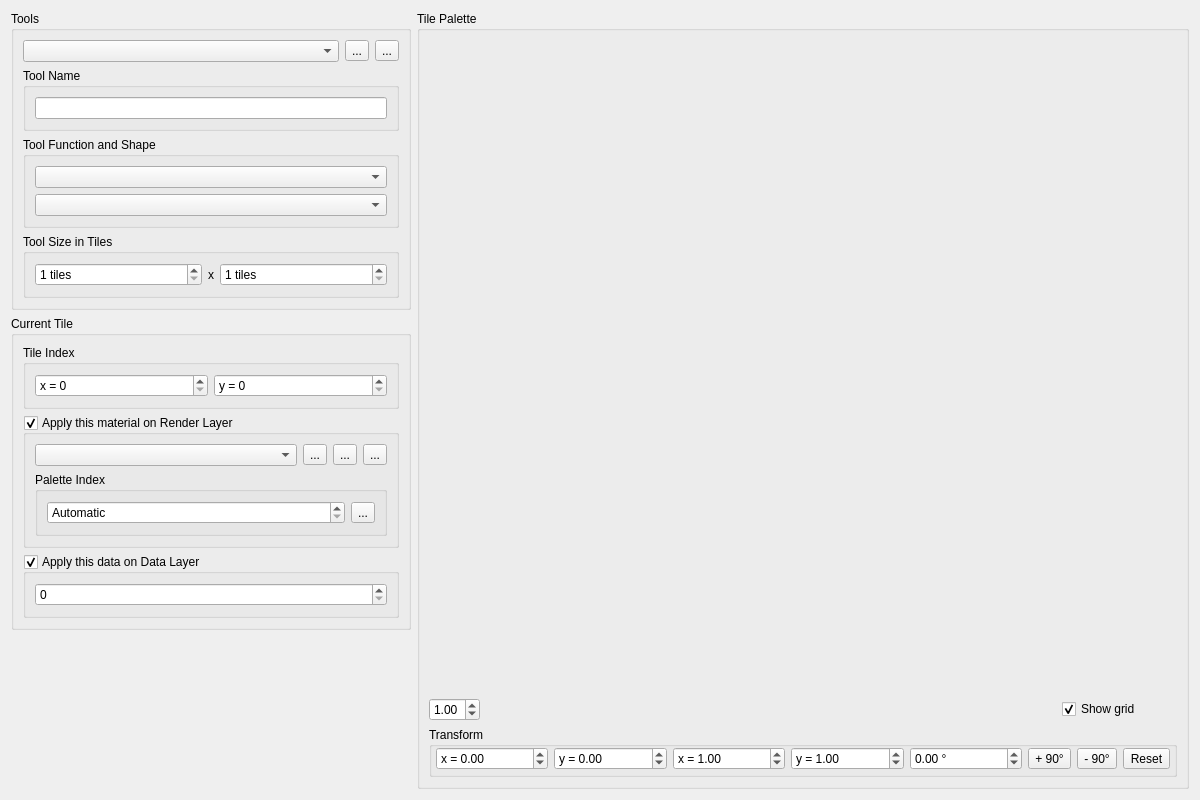
This is editor/gui/dlgtiletool.ui in ensisoft/detonator as Qt 5 draws it before an edit. The edited form follows.
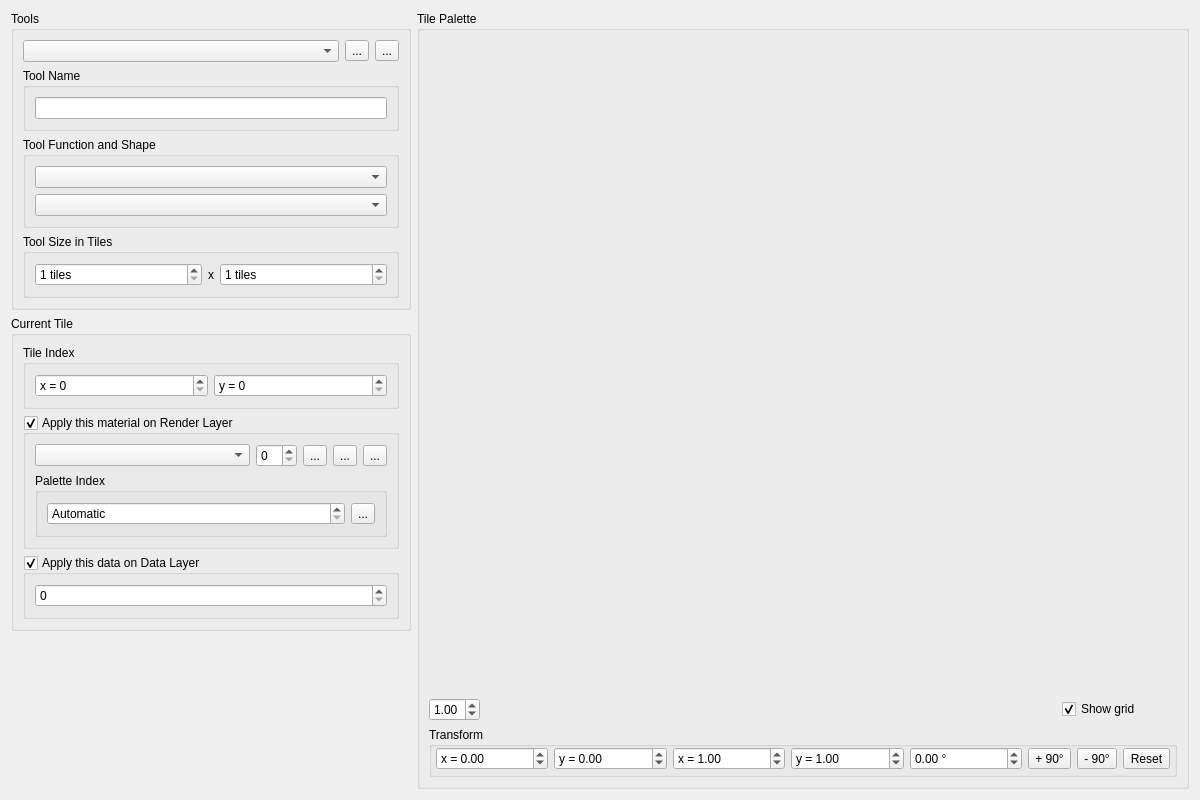
This is the edited form. Icons and pictures are not drawn. Custom widgets are drawn as their Qt base class.

Commit message:
Add tilemap material support to tilemap class and editor
Add tilemap material support to tilemap class and editor.

```diff
--- a/editor/gui/dlgtiletool.ui
+++ b/editor/gui/dlgtiletool.ui
@@ -250,6 +250,16 @@
                </property>
               </widget>
              </item>
+             <item>
+              <widget class="QSpinBox" name="tileIndex">
+               <property name="sizePolicy">
+                <sizepolicy hsizetype="Maximum" vsizetype="Fixed">
+                 <horstretch>0</horstretch>
+                 <verstretch>0</verstretch>
+                </sizepolicy>
+               </property>
+              </widget>
+             </item>
              <item>
               <widget class="QToolButton" name="btnSelectToolMaterial">
                <property name="toolTip">
```
Left out of the diff: 1 changed line with no effect on the pictures. The commit also changes 16 other files.
